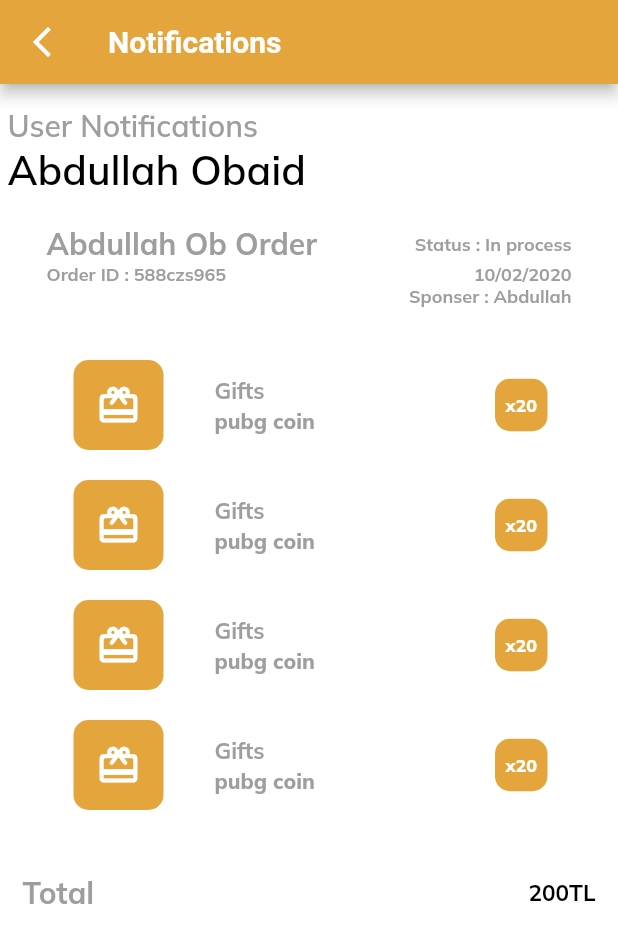
After one commit to AbdullahOB/ProApp, a Flutter app: the UserProfile screen opened directly, after a tap on "Notifications", on a phone screen of 412 x 824 dp. The commit adds this screen. Shown: the top 943 px of the screen. Run offline on Flutter 3.47's test engine with Material 2 defaults, Android fonts, the phone set to English and light mode, and no system bars; our stand-ins replace flutter_svg, flutter_swiper_null_safety, fluttertoast, google_fonts; key blocks and very long unbroken strings in the code were emptied for the run.

Commit message:
Edit Profile and Notification Design Done

```diff
--- /dev/null
+++ b/lib/components/gradientIcon.dart
@@ -0,0 +1,21 @@
+import 'package:flutter/material.dart';
+
+class RadiantGradientMask extends StatelessWidget {
+  RadiantGradientMask({required this.child});
+  final Widget child;
+
+  @override
+  Widget build(BuildContext context) {
+    return ShaderMask(
+      shaderCallback: (Rect bounds) {
+        return RadialGradient(
+          center: Alignment.bottomLeft,
+          radius: 0.5,
+          colors: <Color>[Colors.amber.shade200, Colors.orangeAccent.shade200],
+          tileMode: TileMode.mirror,
+        ).createShader(bounds);
+      },
+      child: child,
+    );
+  }
+}
--- /dev/null
+++ b/lib/screens/User/components/body.dart
@@ -0,0 +1,144 @@
+import 'package:flutter/cupertino.dart';
+import 'package:flutter/material.dart';
+import 'package:pro_app/components/gradientIcon.dart';
+import 'package:pro_app/screens/User/components/edit_user_profile.dart';
+import 'package:pro_app/screens/User/components/notification_user_profile.dart';
+import 'package:pro_app/widgets/title_text.dart';
+
+import '../../../constants.dart';
+
+AppBar AppBarUserProfile(BuildContext context) {
+  return AppBar(
+    leading: IconButton(
+      icon: Icon(Icons.arrow_back_ios_new_outlined, color: Colors.white),
+      onPressed: () => Navigator.of(context).pop(),
+    ),
+    title: Column(
+      mainAxisAlignment: MainAxisAlignment.start,
+      crossAxisAlignment: CrossAxisAlignment.start,
+      children: <Widget>[
+        Text("My Profile",
+            style: TextStyle(fontSize: 20, fontWeight: FontWeight.w700)),
+        SizedBox(height: 5),
+        Text("You Can Edit Your Profile From Here",
+            style: TextStyle(fontSize: 12, fontWeight: FontWeight.w400))
+      ],
+    ),
+    backgroundColor: kPrimaryColor,
+  );
+}
+
+class Body extends StatefulWidget {
+  const Body({Key? key}) : super(key: key);
+
+  @override
+  _BodyState createState() => _BodyState();
+}
+
+class _BodyState extends State<Body> {
+  @override
+  Widget build(BuildContext context) {
+    MediaQueryData queryData;
+    queryData = MediaQuery.of(context);
+    return SafeArea(
+      child: Material(
+        child: Container(
+          child: ListView(
+            children: <Widget>[
+              ListTile(
+                onTap: () => Navigator.push(
+                  context,
+                  MaterialPageRoute(
+                    builder: (context) {
+                      return editUserProfile();
+                    },
+                  ),
+                ),
+                leading: Container(
+                  child: Column(
+                    mainAxisAlignment: MainAxisAlignment.center,
+                    crossAxisAlignment: CrossAxisAlignment.start,
+                    children: <Widget>[
+                      Text(
+                        "Abdullah Obaid",
+                        style: TextStyle(
+                            color: Colors.black87,
+                            fontSize: 15,
+                            fontWeight: FontWeight.w600),
+                      ),
+                      SizedBox(
+                        height: 5,
+                      ),
+                      Text(
+                        "abdullahobeid@gmail.com",
+                        style: TextStyle(
+                            color: Colors.black54,
+                            fontSize: 13,
+                            fontStyle: FontStyle.normal),
+                      ),
+                    ],
+                  ),
+                ),
+                trailing: Icon(
+                  Icons.edit_outlined,
+                  size: 20,
+                  color: kPrimaryColor,
+                ),
+              ),
+              ListTile(
+                leading: RadiantGradientMask(
+                    child: Icon(
+                  Icons.shopping_bag,
+                  size: 40,
+                  color: Colors.white,
+                )),
+                title: Text('Your Orders'),
+                trailing: Icon(
+                  Icons.arrow_forward_ios,
+                  color: kPrimaryColor,
+                  size: 20,
+                ),
+              ),
+              ListTile(
+                leading: RadiantGradientMask(
+                    child: Icon(
+                  Icons.favorite,
+                  size: 40,
+                  color: Colors.white,
+                )),
+                title: Text('Fav'),
+                trailing: Icon(
+                  Icons.arrow_forward_ios,
+                  color: kPrimaryColor,
+                  size: 20,
+                ),
+              ),
+              ListTile(
+                onTap: () => Navigator.push(
+                  context,
+                  MaterialPageRoute(
+                    builder: (context) {
+                      return userNotifications();
+                    },
+                  ),
+                ),
+                leading: RadiantGradientMask(
+                    child: Icon(
+                  Icons.notifications,
+                  size: 40,
+                  color: Colors.white,
+                )),
+                title: Text('Notifications'),
+                trailing: Icon(
+                  Icons.arrow_forward_ios,
+                  color: kPrimaryColor,
+                  size: 20,
+                ),
+              ),
+            ],
+          ),
+        ),
+      ),
+    );
+  }
+}
--- /dev/null
+++ b/lib/screens/User/components/notification_user_profile.dart
@@ -0,0 +1,293 @@
+import 'package:flutter/material.dart';
+
+import 'package:pro_app/widgets/title_text.dart';
+
+import '../../../constants.dart';
+
+class userNotifications extends StatefulWidget {
+  const userNotifications({Key? key}) : super(key: key);
+
+  @override
+  _userNotificationsState createState() => _userNotificationsState();
+}
+
+class _userNotificationsState extends State<userNotifications> {
+  @override
+  Widget build(BuildContext context) {
+    MediaQueryData queryData;
+    queryData = MediaQuery.of(context);
+    return Scaffold(
+      body: notificationUserProfileBody(context),
+      appBar: AppBarUserProfile(context),
+    );
+  }
+
+  Widget notificationUserProfileBody(BuildContext context) {
+    MediaQueryData queryData;
+    queryData = MediaQuery.of(context);
+    Size size = MediaQuery.of(context).size;
+    return SafeArea(
+      child: Material(
+        child: Stack(
+          children: [
+            Container(
+              padding: EdgeInsets.all(5),
+              width: queryData.size.width,
+              height: queryData.size.height,
+              color: Colors.white,
+              child: Column(
+                mainAxisAlignment: MainAxisAlignment.start,
+                crossAxisAlignment: CrossAxisAlignment.start,
+                children: [
+                  Padding(padding: EdgeInsets.only(top: 10)),
+                  TitleText(
+                    text: "User Notifications",
+                    fontSize: 20,
+                    fontWeight: FontWeight.w600,
+                  ),
+                  TitleText(
+                    text: "Abdullah Obaid",
+                    fontSize: 27,
+                    fontWeight: FontWeight.w600,
+                    color: Colors.black,
+                  ),
+                  Padding(padding: EdgeInsets.only(bottom: 10)),
+                  Expanded(
+                      child: ListView(children: [
+                    _requestorder(queryData),
+                    SizedBox(
+                      height: 100,
+                    )
+                  ]))
+                ],
+              ),
+            ),
+          ],
+        ),
+      ),
+    );
+  }
+
+  Widget _item() {
+    return Container(
+      height: 80,
+      child: Row(
+        children: <Widget>[
+          AspectRatio(
+            aspectRatio: 1.2,
+            child: Stack(
+              alignment: Alignment.center,
+              children: <Widget>[
+                Align(
+                  alignment: Alignment.center,
+                  child: Container(
+                    height: 60,
+                    width: 60,
+                    child: Container(
+                      decoration: BoxDecoration(
+                          color: kPrimaryColor,
+                          borderRadius: BorderRadius.circular(10)),
+                    ),
+                  ),
+                ),
+                Center(
+                  child: Icon(
+                    Icons.card_giftcard_rounded,
+                    color: Colors.white,
+                    size: 30,
+                  ),
+                )
+              ],
+            ),
+          ),
+          Expanded(
+              child: ListTile(
+                  title: TitleText(
+                    text: "Gifts",
+                    fontSize: 15,
+                    fontWeight: FontWeight.w700,
+                  ),
+                  subtitle: Row(
+                    children: <Widget>[
+                      TitleText(
+                        text: "pubg coin",
+                        fontSize: 14,
+                      ),
+                    ],
+                  ),
+                  trailing: Container(
+                    width: 35,
+                    height: 35,
+                    alignment: Alignment.center,
+                    decoration: BoxDecoration(
+                        color: kPrimaryColor,
+                        borderRadius: BorderRadius.circular(10)),
+                    child: TitleText(
+                      text: 'x20',
+                      fontSize: 12,
+                      color: Colors.white,
+                    ),
+                  )))
+        ],
+      ),
+    );
+  }
+
+  Widget _requestorder(queryData) {
+    return Container(
+        margin: EdgeInsets.fromLTRB(10, 10, 10, 0),
+        height: (80 * 4) + 150,
+        width: queryData.size.width,
+        color: Colors.white,
+        child:
+            ListView(physics: const NeverScrollableScrollPhysics(), children: [
+          Container(
+            height: 80,
+            child: Column(
+              crossAxisAlignment: CrossAxisAlignment.start,
+              children: [
+                // ignore: deprecated_member_use
+                FlatButton(
+                  splashColor: Colors.transparent,
+                  child: Column(
+                    crossAxisAlignment: CrossAxisAlignment.start,
+                    children: [
+                      Row(
+                        mainAxisAlignment: MainAxisAlignment.spaceBetween,
+                        children: [
+                          TitleText(
+                            text: "Abdullah Ob Order",
+                            fontSize: 20,
+                            fontWeight: FontWeight.w700,
+                          ),
+                          TitleText(
+                            text: "Status : In process",
+                            fontSize: 12,
+                            fontWeight: FontWeight.w700,
+                          ),
+                        ],
+                      ),
+                      Row(
+                        mainAxisAlignment: MainAxisAlignment.spaceBetween,
+                        children: [
+                          TitleText(
+                            text: "Order ID : 588czs965",
+                            fontSize: 12,
+                            fontWeight: FontWeight.w700,
+                          ),
+                          TitleText(
+                            text: "10/02/2020",
+                            fontSize: 12,
+                            fontWeight: FontWeight.w700,
+                          ),
+                        ],
+                      ),
+                      Row(
+                        mainAxisAlignment: MainAxisAlignment.end,
+                        children: [
+                          TitleText(
+                            text: "Sponser : Abdullah",
+                            fontSize: 12,
+                            fontWeight: FontWeight.w700,
+                          ),
+                        ],
+                      ),
+                    ],
+                  ),
+                  onPressed: () => {
+                    _showMyDialog(),
+                  },
+                ),
+              ],
+            ),
+          ),
+          FlatButton(
+            splashColor: Colors.transparent,
+            child: _item(),
+            onPressed: _showMyDialog,
+          ),
+          FlatButton(
+            splashColor: Colors.transparent,
+            child: _item(),
+            onPressed: _showMyDialog,
+          ),
+          FlatButton(
+            splashColor: Colors.transparent,
+            child: _item(),
+            onPressed: _showMyDialog,
+          ),
+          FlatButton(
+            splashColor: Colors.transparent,
+            child: _item(),
+            onPressed: _showMyDialog,
+          ),
+          Padding(padding: EdgeInsets.only(top: 20)),
+          Container(
+            height: 50,
+            child: Row(
+              crossAxisAlignment: CrossAxisAlignment.center,
+              mainAxisAlignment: MainAxisAlignment.spaceBetween,
+              children: [
+                TitleText(
+                  text: "Total",
+                  fontSize: 20,
+                  fontWeight: FontWeight.w700,
+                ),
+                TitleText(
+                  text: "200TL",
+                  fontSize: 15,
+                  fontWeight: FontWeight.w700,
+                  color: Colors.black,
+                ),
+              ],
+            ),
+          ),
+        ]));
+  }
+
+  Future<void> _showMyDialog() async {
+    return showDialog<void>(
+      context: context,
+      barrierDismissible: false, // user must tap button!
+      builder: (BuildContext context) {
+        return AlertDialog(
+          title: const Text('AlertDialog Title'),
+          content: SingleChildScrollView(
+            child: ListBody(
+              children: const <Widget>[
+                Text('This is a demo alert dialog.'),
+                Text('Would you like to approve of this message?'),
+              ],
+            ),
+          ),
+          actions: <Widget>[
+            TextButton(
+              child: const Text('Approve'),
+              onPressed: () {
+                Navigator.of(context).pop();
+              },
+            ),
+          ],
+        );
+      },
+    );
+  }
+}
+
+AppBar AppBarUserProfile(BuildContext context) {
+  return AppBar(
+    leading: IconButton(
+      icon: Icon(Icons.arrow_back_ios_new_outlined, color: Colors.white),
+      onPressed: () => Navigator.of(context).pop(),
+    ),
+    title: Column(
+      mainAxisAlignment: MainAxisAlignment.start,
+      crossAxisAlignment: CrossAxisAlignment.start,
+      children: <Widget>[
+        Text("Notifications",
+            style: TextStyle(fontSize: 20, fontWeight: FontWeight.w700)),
+      ],
+    ),
+    backgroundColor: kPrimaryColor,
+  );
+}
--- /dev/null
+++ b/lib/screens/User/user_profile.dart
@@ -0,0 +1,21 @@
+import 'package:flutter/material.dart';
+import 'package:pro_app/widgets/title_text.dart';
+import '../../constants.dart';
+import 'components/body.dart';
+
+class UserProfile extends StatefulWidget {
+  const UserProfile({Key? key}) : super(key: key);
+
+  @override
+  _UserProfileState createState() => _UserProfileState();
+}
+
+class _UserProfileState extends State<UserProfile> {
+  @override
+  Widget build(BuildContext context) {
+    return Scaffold(
+      appBar: AppBarUserProfile(context),
+      body: Body(),
+    );
+  }
+}
--- a/pubspec.yaml
+++ b/pubspec.yaml
@@ -47,7 +47,6 @@ dev_dependencies:
   # package. See that file for information about deactivating specific lint
   # rules and activating additional ones.
   flutter_lints: ^1.0.0
-  flutter_svg: ^0.22.0
   flutter_swiper_null_safety: ^1.0.2
 
 
```
Also changed, not shown: lib/components/CustomButton.dart (added, +39 -0 lines), lib/components/TextFieldNormal.dart (added, +41 -0 lines), lib/components/textFieldWithoutRounded.dart (added, +27 -0 lines), lib/main.dart (+1 -16 lines), lib/screens/User/components/edit_user_profile.dart (added, +133 -0 lines), lib/screens/welcome/components/body.dart (+8 -0 lines).
